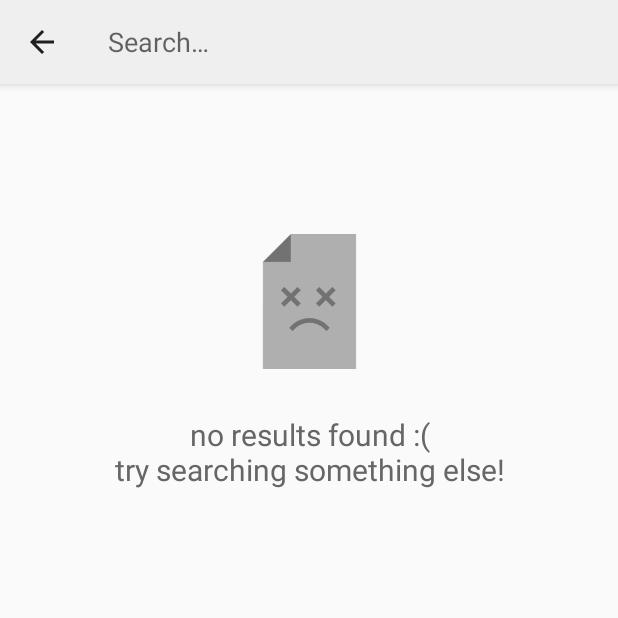
After one commit to shawnlsj97/PayWhere, an Android app: the ErrorResults screen opened directly, with no data from a screen before it, on a phone screen of 412 x 824 dp, the top half of it. The commit adds this screen. Run offline under Robolectric (Android 15) with nearby library versions, the phone set to English and light mode, and no system bars.

Commit message:
Added Error Page When No Search Result Found

```diff
--- a/Android App/app/src/main/AndroidManifest.xml
+++ b/Android App/app/src/main/AndroidManifest.xml
@@ -11,6 +11,8 @@
         android:roundIcon="@mipmap/app_icon_round"
         android:supportsRtl="true"
         android:theme="@style/AppTheme">
+        <activity android:name=".ErrorResults">
+        </activity>
         <activity android:name=".SearchActivity" />
         <activity android:name=".Onboarding" />
         <activity
--- /dev/null
+++ b/Android App/app/src/main/java/com/marshmallow/paywhere/ErrorResults.java
@@ -0,0 +1,46 @@
+package com.marshmallow.paywhere;
+
+import android.content.Intent;
+import android.support.v7.app.ActionBar;
+import android.support.v7.app.AppCompatActivity;
+import android.os.Bundle;
+import android.support.v7.widget.SearchView;
+import android.support.v7.widget.Toolbar;
+import android.view.View;
+import android.widget.TextView;
+
+public class ErrorResults extends AppCompatActivity {
+
+    private Toolbar toolBar;
+    private SearchView searchView;
+    private TextView textView;
+
+    @Override
+    protected void onCreate(Bundle savedInstanceState) {
+        super.onCreate(savedInstanceState);
+        setContentView(R.layout.activity_error_results);
+        toolBar = findViewById(R.id.errorToolbar);
+        setSupportActionBar(toolBar);
+        ActionBar ab = getSupportActionBar();
+        ab.setDisplayHomeAsUpEnabled(true);
+        ab.setDisplayShowTitleEnabled(false);
+        toolBar.setNavigationOnClickListener(new View.OnClickListener() {
+            @Override
+            public void onClick(View v) {
+                Intent searchActivity = new Intent(getApplicationContext(), SearchActivity.class);
+                startActivity(searchActivity);
+                finish();
+            }
+        });
+
+//        searchView = findViewById(R.id.errorSearchView);
+//        Bundle bundle = getIntent().getExtras();
+//        String input = bundle.getString("input");
+//        searchView.setQuery(input, false);
+
+        textView = findViewById(R.id.errorTextView);
+        String errorMsg1 = getResources().getString(R.string.error_text_1);
+        String errorMsg2 = getResources().getString(R.string.error_text_2);
+        textView.setText(errorMsg1 + '\n' + errorMsg2);
+    }
+}
--- /dev/null
+++ b/Android App/app/src/main/res/layout/activity_error_results.xml
@@ -0,0 +1,63 @@
+<?xml version="1.0" encoding="utf-8"?>
+<android.support.constraint.ConstraintLayout xmlns:android="http://schemas.android.com/apk/res/android"
+    xmlns:app="http://schemas.android.com/apk/res-auto"
+    xmlns:tools="http://schemas.android.com/tools"
+    android:layout_width="match_parent"
+    android:layout_height="match_parent"
+    tools:context=".ErrorResults">
+
+    <android.support.v7.widget.Toolbar
+        android:id="@+id/errorToolbar"
+        android:layout_width="match_parent"
+        android:layout_height="wrap_content"
+        android:background="@color/colorAccent"
+        android:minHeight="?attr/actionBarSize"
+        android:theme="?attr/actionBarTheme"
+        android:elevation="4dp"
+        app:contentInsetLeft="0dp"
+        app:contentInsetStart="0dp"
+        app:contentInsetStartWithNavigation="0dp"
+        app:contentInsetEnd="0dp"
+        app:layout_constraintEnd_toEndOf="parent"
+        app:layout_constraintStart_toStartOf="parent"
+        app:layout_constraintTop_toTopOf="parent">
+        <android.support.v7.widget.SearchView
+            android:id="@+id/errorSearchView"
+            android:layout_width="match_parent"
+            android:layout_height="wrap_content"
+            android:focusable="true"
+            android:focusedByDefault="true"
+            android:focusableInTouchMode="true"
+            app:searchIcon="@null"
+            app:iconifiedByDefault="false" />
+    </android.support.v7.widget.Toolbar>
+
+    <TextView
+        android:id="@+id/errorTextView"
+        android:layout_width="wrap_content"
+        android:layout_height="wrap_content"
+        android:layout_marginStart="8dp"
+        android:layout_marginTop="30dp"
+        android:layout_marginEnd="8dp"
+        android:text="error_msg"
+        android:textSize="20sp"
+        android:gravity="center"
+        android:inputType="textMultiLine"
+        app:layout_constraintEnd_toEndOf="parent"
+        app:layout_constraintStart_toStartOf="parent"
+        app:layout_constraintTop_toBottomOf="@+id/errorImageView" />
+
+    <ImageView
+        android:id="@+id/errorImageView"
+        android:layout_width="90dp"
+        android:layout_height="90dp"
+        android:layout_marginStart="8dp"
+        android:layout_marginTop="100dp"
+        android:layout_marginEnd="8dp"
+        android:layout_gravity="center"
+        app:layout_constraintEnd_toEndOf="parent"
+        app:layout_constraintStart_toStartOf="parent"
+        app:layout_constraintTop_toBottomOf="@+id/errorToolbar"
+        app:srcCompat="@drawable/error_icon" />
+
+</android.support.constraint.ConstraintLayout>
--- a/Android App/app/src/main/res/values/strings.xml
+++ b/Android App/app/src/main/res/values/strings.xml
@@ -6,4 +6,6 @@
     <string name="get_started">Get Started</string>
     <string name="search_text">search by mall or restaurant name</string>
     <string name="search_hint">mall or restaurant</string>
+    <string name="error_text_1">no results found :(</string>
+    <string name="error_text_2">try searching something else!</string>
 </resources>
```
Also changed, not shown: Android App/app/src/main/res/drawable/error_icon.png (added).
